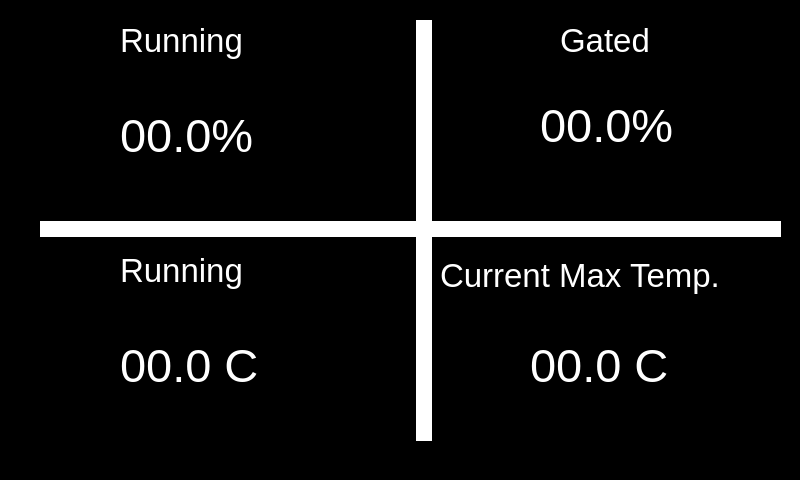
This is untitled/mainwindow.ui in McGillFormulaElectric/Raspberry-Pi-Dashboard as Qt 5 draws it before an edit. The edited form follows.
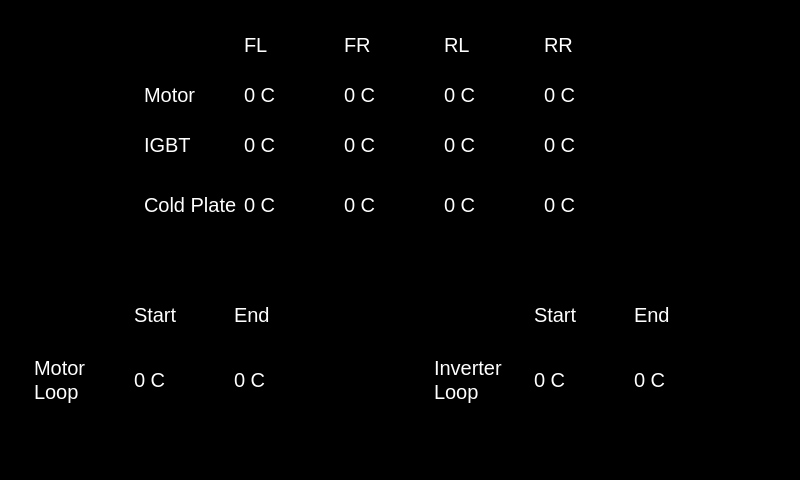
This is the edited form.

```diff
--- a/untitled/mainwindow.ui
+++ b/untitled/mainwindow.ui
@@ -33,7 +33,7 @@
      </rect>
     </property>
     <property name="currentIndex">
-     <number>2</number>
+     <number>3</number>
     </property>
     <widget class="QWidget" name="page_1">
      <widget class="QWidget" name="speedbar" native="true">
@@ -495,6 +495,380 @@
       </property>
      </widget>
     </widget>
+    <widget class="QWidget" name="page_5">
+     <widget class="QTableWidget" name="front_rear_temp_table">
+      <property name="geometry">
+       <rect>
+        <x>110</x>
+        <y>10</y>
+        <width>511</width>
+        <height>221</height>
+       </rect>
+      </property>
+      <property name="font">
+       <font>
+        <pointsize>15</pointsize>
+       </font>
+      </property>
+      <property name="styleSheet">
+       <string notr="true">color:rgb(255, 255, 255)</string>
+      </property>
+      <property name="sizeAdjustPolicy">
+       <enum>QAbstractScrollArea::SizeAdjustPolicy::AdjustToContentsOnFirstShow</enum>
+      </property>
+      <property name="horizontalScrollMode">
+       <enum>QAbstractItemView::ScrollMode::ScrollPerItem</enum>
+      </property>
+      <property name="wordWrap">
+       <bool>true</bool>
+      </property>
+      <property name="rowCount">
+       <number>4</number>
+      </property>
+      <property name="columnCount">
+       <number>5</number>
+      </property>
+      <attribute name="horizontalHeaderVisible">
+       <bool>false</bool>
+      </attribute>
+      <attribute name="horizontalHeaderCascadingSectionResizes">
+       <bool>true</bool>
+      </attribute>
+      <attribute name="horizontalHeaderDefaultSectionSize">
+       <number>100</number>
+      </attribute>
+      <attribute name="horizontalHeaderHighlightSections">
+       <bool>true</bool>
+      </attribute>
+      <attribute name="horizontalHeaderShowSortIndicator" stdset="0">
+       <bool>false</bool>
+      </attribute>
+      <attribute name="horizontalHeaderStretchLastSection">
+       <bool>true</bool>
+      </attribute>
+      <attribute name="verticalHeaderVisible">
+       <bool>false</bool>
+      </attribute>
+      <attribute name="verticalHeaderDefaultSectionSize">
+       <number>50</number>
+      </attribute>
+      <attribute name="verticalHeaderHighlightSections">
+       <bool>true</bool>
+      </attribute>
+      <attribute name="verticalHeaderShowSortIndicator" stdset="0">
+       <bool>false</bool>
+      </attribute>
+      <attribute name="verticalHeaderStretchLastSection">
+       <bool>true</bool>
+      </attribute>
+      <row/>
+      <row/>
+      <row/>
+      <row/>
+      <column/>
+      <column/>
+      <column/>
+      <column/>
+      <column/>
+      <item row="0" column="1">
+       <property name="text">
+        <string>FL</string>
+       </property>
+      </item>
+      <item row="0" column="2">
+       <property name="text">
+        <string>FR</string>
+       </property>
+      </item>
+      <item row="0" column="3">
+       <property name="text">
+        <string>RL</string>
+       </property>
+      </item>
+      <item row="0" column="4">
+       <property name="text">
+        <string>RR</string>
+       </property>
+      </item>
+      <item row="1" column="0">
+       <property name="text">
+        <string>Motor</string>
+       </property>
+      </item>
+      <item row="1" column="1">
+       <property name="text">
+        <string>0 C</string>
+       </property>
+      </item>
+      <item row="1" column="2">
+       <property name="text">
+        <string>0 C</string>
+       </property>
+      </item>
+      <item row="1" column="3">
+       <property name="text">
+        <string>0 C</string>
+       </property>
+      </item>
+      <item row="1" column="4">
+       <property name="text">
+        <string>0 C</string>
+       </property>
+      </item>
+      <item row="2" column="0">
+       <property name="text">
+        <string>IGBT</string>
+       </property>
+      </item>
+      <item row="2" column="1">
+       <property name="text">
+        <string>0 C</string>
+       </property>
+      </item>
+      <item row="2" column="2">
+       <property name="text">
+        <string>0 C</string>
+       </property>
+      </item>
+      <item row="2" column="3">
+       <property name="text">
+        <string>0 C</string>
+       </property>
+      </item>
+      <item row="2" column="4">
+       <property name="text">
+        <string>0 C</string>
+       </property>
+      </item>
+      <item row="3" column="0">
+       <property name="text">
+        <string>Cold Plate</string>
+       </property>
+      </item>
+      <item row="3" column="1">
+       <property name="text">
+        <string>0 C</string>
+       </property>
+      </item>
+      <item row="3" column="2">
+       <property name="text">
+        <string>0 C</string>
+       </property>
+      </item>
+      <item row="3" column="3">
+       <property name="text">
+        <string>0 C</string>
+       </property>
+      </item>
+      <item row="3" column="4">
+       <property name="text">
+        <string>0 C</string>
+       </property>
+      </item>
+     </widget>
+     <widget class="QTableWidget" name="motor_loop_temp_table">
+      <property name="geometry">
+       <rect>
+        <x>0</x>
+        <y>280</y>
+        <width>321</width>
+        <height>131</height>
+       </rect>
+      </property>
+      <property name="font">
+       <font>
+        <pointsize>15</pointsize>
+       </font>
+      </property>
+      <property name="styleSheet">
+       <string notr="true">color:rgb(255, 255, 255)</string>
+      </property>
+      <property name="sizeAdjustPolicy">
+       <enum>QAbstractScrollArea::SizeAdjustPolicy::AdjustToContentsOnFirstShow</enum>
+      </property>
+      <property name="horizontalScrollMode">
+       <enum>QAbstractItemView::ScrollMode::ScrollPerItem</enum>
+      </property>
+      <property name="wordWrap">
+       <bool>true</bool>
+      </property>
+      <property name="rowCount">
+       <number>2</number>
+      </property>
+      <property name="columnCount">
+       <number>3</number>
+      </property>
+      <attribute name="horizontalHeaderVisible">
+       <bool>false</bool>
+      </attribute>
+      <attribute name="horizontalHeaderCascadingSectionResizes">
+       <bool>true</bool>
+      </attribute>
+      <attribute name="horizontalHeaderDefaultSectionSize">
+       <number>100</number>
+      </attribute>
+      <attribute name="horizontalHeaderHighlightSections">
+       <bool>true</bool>
+      </attribute>
+      <attribute name="horizontalHeaderShowSortIndicator" stdset="0">
+       <bool>false</bool>
+      </attribute>
+      <attribute name="horizontalHeaderStretchLastSection">
+       <bool>true</bool>
+      </attribute>
+      <attribute name="verticalHeaderVisible">
+       <bool>false</bool>
+      </attribute>
+      <attribute name="verticalHeaderDefaultSectionSize">
+       <number>50</number>
+      </attribute>
+      <attribute name="verticalHeaderHighlightSections">
+       <bool>true</bool>
+      </attribute>
+      <attribute name="verticalHeaderShowSortIndicator" stdset="0">
+       <bool>false</bool>
+      </attribute>
+      <attribute name="verticalHeaderStretchLastSection">
+       <bool>true</bool>
+      </attribute>
+      <row/>
+      <row/>
+      <column/>
+      <column/>
+      <column/>
+      <item row="0" column="0">
+       <property name="text">
+        <string/>
+       </property>
+      </item>
+      <item row="0" column="1">
+       <property name="text">
+        <string>Start</string>
+       </property>
+      </item>
+      <item row="0" column="2">
+       <property name="text">
+        <string>End</string>
+       </property>
+      </item>
+      <item row="1" column="0">
+       <property name="text">
+        <string>Motor Loop</string>
+       </property>
+      </item>
+      <item row="1" column="1">
+       <property name="text">
+        <string>0 C</string>
+       </property>
+      </item>
+      <item row="1" column="2">
+       <property name="text">
+        <string>0 C</string>
+       </property>
+      </item>
+     </widget>
+     <widget class="QTableWidget" name="inv_loop_temp_table">
+      <property name="geometry">
+       <rect>
+        <x>400</x>
+        <y>280</y>
+        <width>321</width>
+        <height>131</height>
+       </rect>
+      </property>
+      <property name="font">
+       <font>
+        <pointsize>15</pointsize>
+       </font>
+      </property>
+      <property name="styleSheet">
+       <string notr="true">color:rgb(255, 255, 255)</string>
+      </property>
+      <property name="sizeAdjustPolicy">
+       <enum>QAbstractScrollArea::SizeAdjustPolicy::AdjustToContentsOnFirstShow</enum>
+      </property>
+      <property name="horizontalScrollMode">
+       <enum>QAbstractItemView::ScrollMode::ScrollPerItem</enum>
+      </property>
+      <property name="wordWrap">
+       <bool>true</bool>
+      </property>
+      <property name="rowCount">
+       <number>2</number>
+      </property>
+      <property name="columnCount">
+       <number>3</number>
+      </property>
+      <attribute name="horizontalHeaderVisible">
+       <bool>false</bool>
+      </attribute>
+      <attribute name="horizontalHeaderCascadingSectionResizes">
+       <bool>true</bool>
+      </attribute>
+      <attribute name="horizontalHeaderDefaultSectionSize">
+       <number>100</number>
+      </attribute>
+      <attribute name="horizontalHeaderHighlightSections">
+       <bool>true</bool>
+      </attribute>
+      <attribute name="horizontalHeaderShowSortIndicator" stdset="0">
+       <bool>false</bool>
+      </attribute>
+      <attribute name="horizontalHeaderStretchLastSection">
+       <bool>true</bool>
+      </attribute>
+      <attribute name="verticalHeaderVisible">
+       <bool>false</bool>
+      </attribute>
+      <attribute name="verticalHeaderDefaultSectionSize">
+       <number>50</number>
+      </attribute>
+      <attribute name="verticalHeaderHighlightSections">
+       <bool>true</bool>
+      </attribute>
+      <attribute name="verticalHeaderShowSortIndicator" stdset="0">
+       <bool>false</bool>
+      </attribute>
+      <attribute name="verticalHeaderStretchLastSection">
+       <bool>true</bool>
+      </attribute>
+      <row/>
+      <row/>
+      <column/>
+      <column/>
+      <column/>
+      <item row="0" column="0">
+       <property name="text">
+        <string/>
+       </property>
+      </item>
+      <item row="0" column="1">
+       <property name="text">
+        <string>Start</string>
+       </property>
+      </item>
+      <item row="0" column="2">
+       <property name="text">
+        <string>End</string>
+       </property>
+      </item>
+      <item row="1" column="0">
+       <property name="text">
+        <string>Inverter Loop</string>
+       </property>
+      </item>
+      <item row="1" column="1">
+       <property name="text">
+        <string>0 C</string>
+       </property>
+      </item>
+      <item row="1" column="2">
+       <property name="text">
+        <string>0 C</string>
+       </property>
+      </item>
+     </widget>
+    </widget>
     <widget class="QWidget" name="page_2">
      <widget class="QTableWidget" name="CVT_table">
       <property name="enabled">
```
